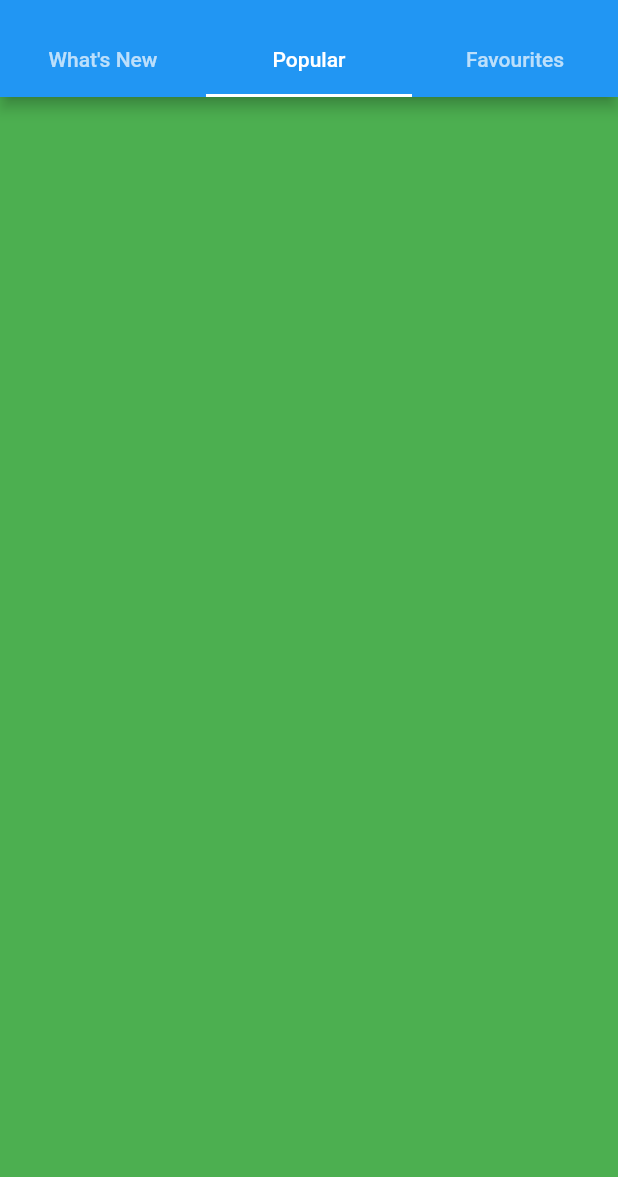
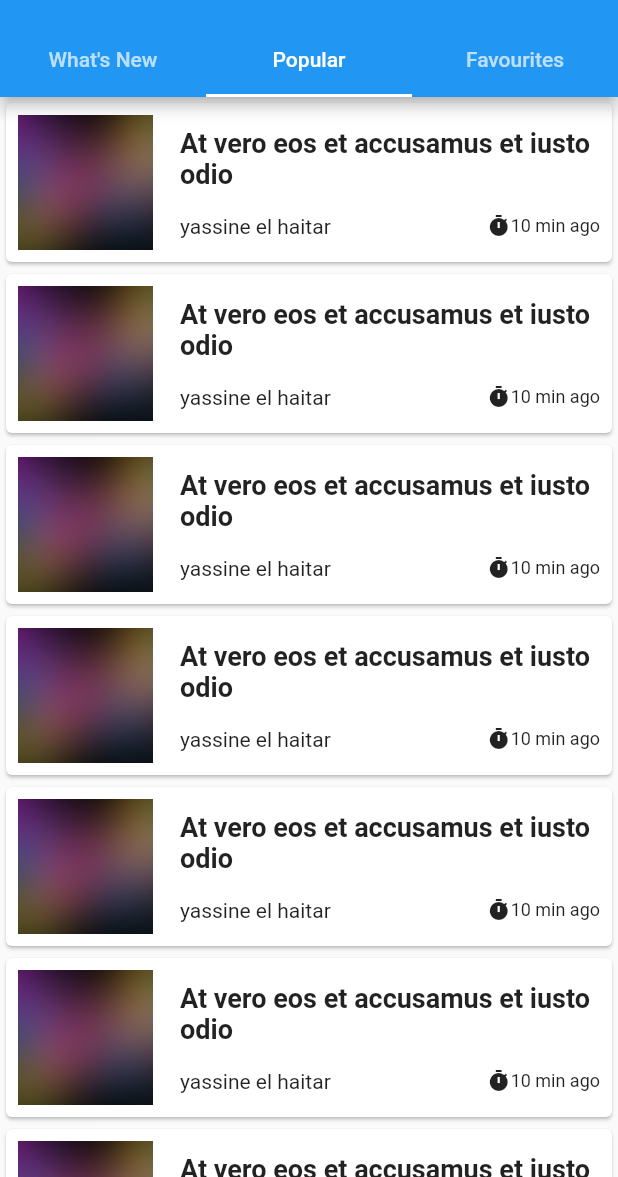
Before and after one commit to moroccan-coder/Flutter_NewsApp, a Flutter app: the HomeScreen screen opened directly, tab 2 chosen, on a phone screen of 412 x 824 dp, the part 59-1236 px from its top. Run offline on Flutter 3.47's test engine with Material 2 defaults, Android fonts, the phone set to English and light mode, and no system bars; our stand-ins replace shared_preferences; missing offline and left inert: page_view_indicator; accounts and stored records are empty.

Commit message:
adding Popular tabed Screen

```diff
--- a/lib/screens/home_tabs/popular.dart
+++ b/lib/screens/home_tabs/popular.dart
@@ -8,8 +8,65 @@ class Popular extends StatefulWidget {
 class _PopularState extends State<Popular> {
   @override
   Widget build(BuildContext context) {
-    return Container(
-      color: Colors.green,
+    return ListView.builder(
+      itemCount: 20,
+      itemBuilder: (context, index) {
+        return Card(
+          child: _drawSingleRow(),
+        );
+      },
+    );
+  }
+
+  Widget _drawSingleRow() {
+    return Padding(
+      padding: const EdgeInsets.all(8.0),
+      child: Row(
+        children: [
+          SizedBox(
+            height: 90,
+            width: 90,
+            child: Image(
+              image: ExactAssetImage('assets/images/placeholder_bg.png'),
+              fit: BoxFit.cover,
+            ),
+          ),
+          SizedBox(
+            width: 18,
+          ),
+          Expanded(
+            child: Column(
+              children: [
+                Text(
+                  "At vero eos et accusamus et iusto odio",
+                  style: TextStyle(fontSize: 18, fontWeight: FontWeight.w600),
+                ),
+                SizedBox(
+                  height: 16,
+                ),
+                Row(
+                  mainAxisAlignment: MainAxisAlignment.spaceBetween,
+                  children: [
+                    Text('yassine el haitar'),
+                    Row(
+                      children: [
+                        Icon(
+                          Icons.timer,
+                          size: 16,
+                        ),
+                        Text(
+                          '10 min ago',
+                          style: TextStyle(fontSize: 12),
+                        ),
+                      ],
+                    )
+                  ],
+                )
+              ],
+            ),
+          )
+        ],
+      ),
     );
   }
 }
```
